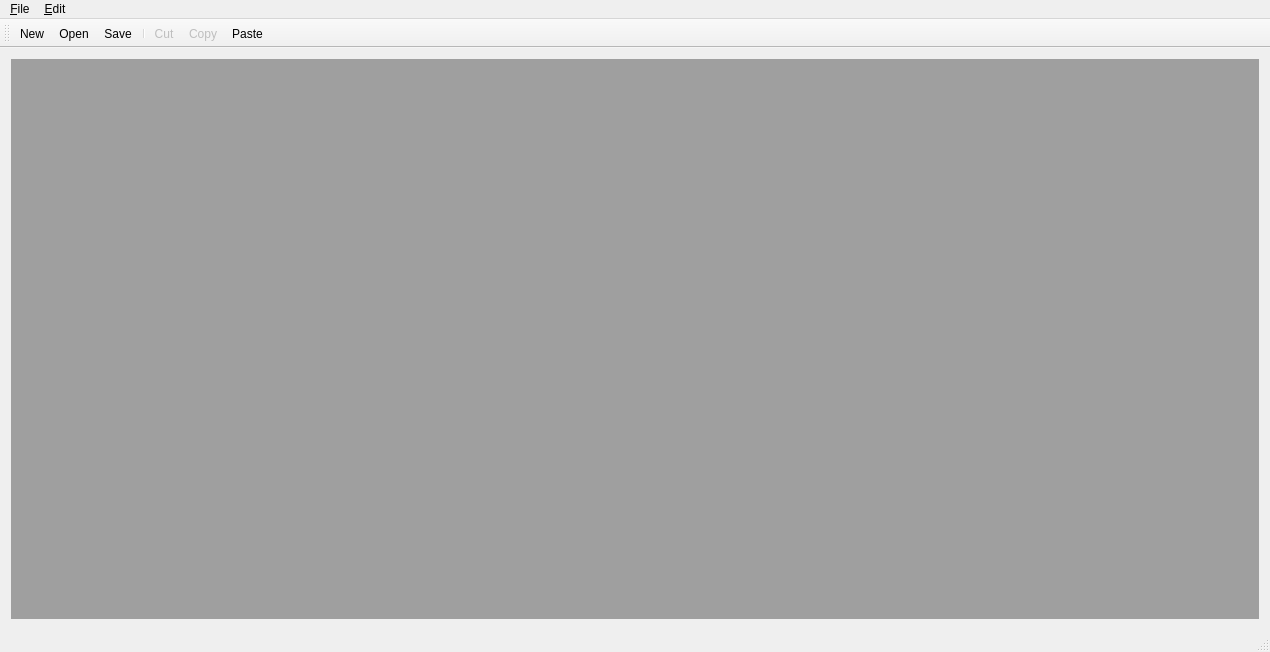
Qt form mainwindow.ui (sddwbbs/cw-sub) before a commit.
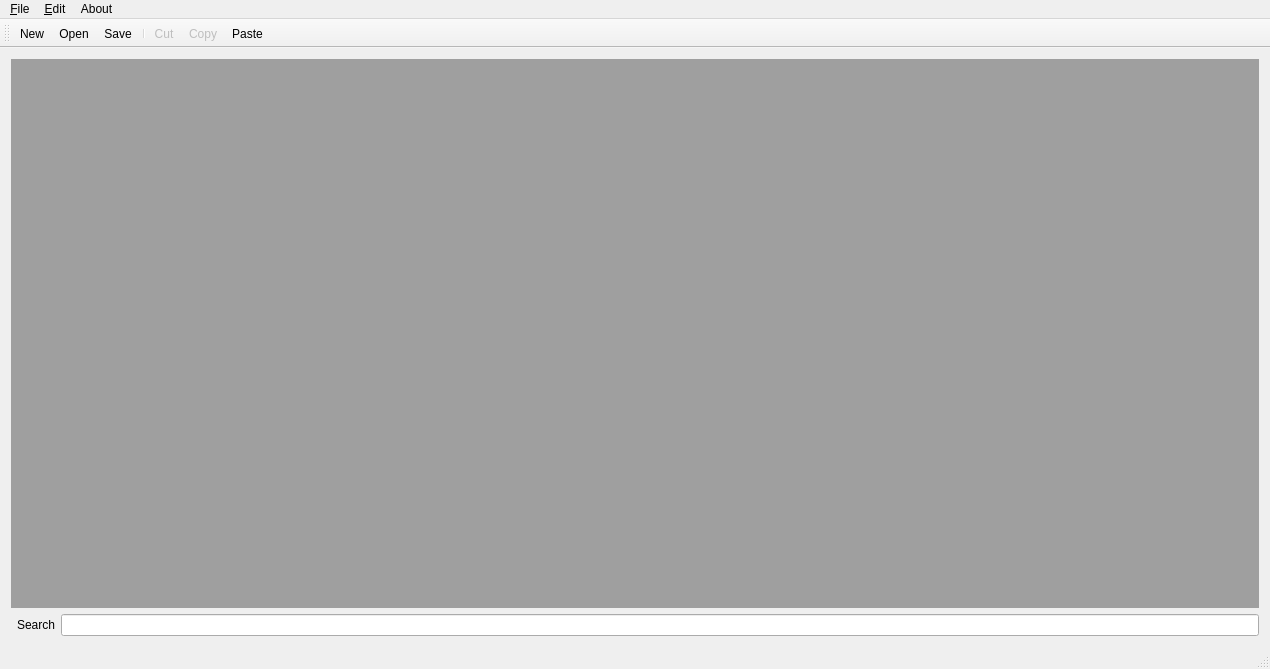
The same form after that commit. Icons and pictures are not drawn.

Commit message: add information about author

```diff
--- a/mainwindow.ui
+++ b/mainwindow.ui
@@ -8,7 +8,7 @@
     <x>0</x>
     <y>0</y>
     <width>1270</width>
-    <height>652</height>
+    <height>669</height>
    </rect>
   </property>
   <property name="windowTitle">
@@ -16,9 +16,19 @@
   </property>
   <widget class="QWidget" name="centralWidget">
    <layout class="QGridLayout" name="gridLayout">
-    <item row="0" column="0">
+    <item row="1" column="2">
+     <widget class="QLineEdit" name="lineEdit"/>
+    </item>
+    <item row="0" column="0" colspan="3">
      <widget class="QMdiArea" name="mdiArea"/>
     </item>
+    <item row="1" column="1">
+     <widget class="QLabel" name="label">
+      <property name="text">
+       <string>Search</string>
+      </property>
+     </widget>
+    </item>
    </layout>
   </widget>
   <widget class="QMenuBar" name="menuBar">
@@ -49,8 +59,15 @@
     <addaction name="actionCopy"/>
     <addaction name="actionPaste"/>
    </widget>
+   <widget class="QMenu" name="menuAbout">
+    <property name="title">
+     <string>About</string>
+    </property>
+    <addaction name="actionAbout_author"/>
+   </widget>
    <addaction name="menuFile"/>
    <addaction name="menuEdit"/>
+   <addaction name="menuAbout"/>
   </widget>
   <widget class="QToolBar" name="mainToolBar">
    <attribute name="toolBarArea">
```
Left out of the diff: 5 changed lines with no effect on the pictures. The commit also changes 8 other files.
